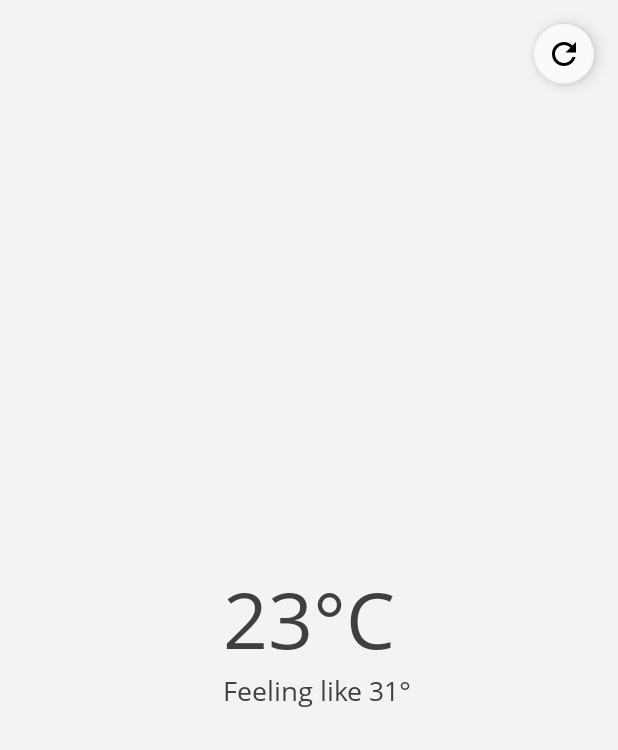
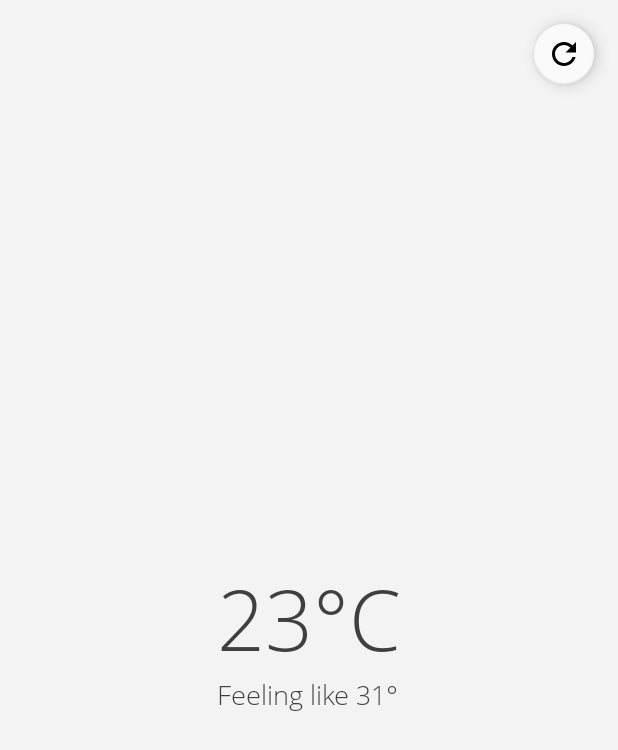
Before and after one commit to powilliam/SimpleWeatherApp, an Android app: the layout activity_main.xml on its own in the app's theme, with its tools: preview values and no code run, on a phone screen of 412 x 824 dp. Shown: the top 750 px of the screen. Run offline under Robolectric (Android 15) with nearby library versions, the phone set to English and light mode, and no system bars.

Commit message:
Changing theme properties and strings

```diff
--- a/app/src/main/java/com/powilliam/simpleweatherapp/MainActivity.kt
+++ b/app/src/main/java/com/powilliam/simpleweatherapp/MainActivity.kt
@@ -80,7 +80,7 @@ class MainActivity : AppCompatActivity() {
         when {
             !hasInternetConnection() -> {
                 Snackbar.make(binding.coordinatorLayout,
-                        R.string.weather_service_unavailable, Snackbar.LENGTH_LONG)
+                        R.string.internet_unavailable, Snackbar.LENGTH_LONG)
                         .show()
             }
             !hasLocationProvidersEnabled() -> {
--- a/app/src/main/res/values/strings.xml
+++ b/app/src/main/res/values/strings.xml
@@ -6,6 +6,6 @@
     <string name="permission_alert_positive_button">Grant it</string>
     <string name="temperature">%s°C</string>
     <string name="thermal_sensation">Feeling like %s°</string>
-    <string name="weather_service_unavailable">Check if you have an internet connection</string>
+    <string name="internet_unavailable">Check if you have an internet connection</string>
     <string name="location_service_unavailable">Check if your GPS is enabled</string>
 </resources>
--- a/app/src/main/res/values/themes.xml
+++ b/app/src/main/res/values/themes.xml
@@ -1,6 +1,9 @@
 <resources xmlns:tools="http://schemas.android.com/tools">
     <!-- Base application theme. -->
     <style name="Theme.SimpleWeatherApp" parent="Theme.MaterialComponents.Light.NoActionBar">
+        <!-- Primary Color. -->
+        <item name="colorPrimary">@color/backgroundColor</item>
+        <item name="colorOnPrimary">@color/onBackgroundColor</item>
         <!-- Status bar color. -->
         <item name="android:statusBarColor">@color/backgroundColor</item>
         <item name="android:windowLightStatusBar">true</item>
@@ -8,16 +11,36 @@
         <item name="android:colorBackground">@color/backgroundColor</item>
         <item name="android:navigationBarColor">@color/backgroundColor</item>
         <item name="android:windowLightNavigationBar" tools:targetApi="o_mr1">true</item>
+        <item name="materialAlertDialogTheme">
+            @style/ThemeOverlay.SimpleWeatherApp.MaterialAlertDialog
+        </item>
     </style>
 
     <style name="Theme.SimpleWeatherApp.FloatingActionButton"
         parent="Widget.MaterialComponents.FloatingActionButton">
         <item name="backgroundTint">@color/surfaceColor</item>
         <item name="iconTint">@color/onSurfaceColor</item>
-        <item name="iconPadding">12sp</item>
         <item name="android:textAppearance">
             @style/TextAppearance.SimpleWeatherApp.FloatingActionButton
         </item>
+    </style>
+
+    <style name="ThemeOverlay.SimpleWeatherApp.MaterialAlertDialog"
+        parent="ThemeOverlay.MaterialComponents.Dialog.Alert">
+        <item name="buttonBarPositiveButtonStyle">
+            @style/Widget.SimpleWeatherApp.Button
+        </item>
+    </style>
+
+    <style name="Widget.SimpleWeatherApp.Button"
+        parent="Widget.MaterialComponents.Button.TextButton.Dialog">
+        <item name="materialThemeOverlay">
+            @style/ThemeOverlay.SimpleWeatherApp.Button.TextButton
+        </item>
+    </style>
+
+    <style name="ThemeOverlay.SimpleWeatherApp.Button.TextButton" parent="">
+        <item name="colorPrimary">@color/onBackgroundColor</item>
     </style>
 
     <style name="TextAppearance.SimpleWeatherApp.FloatingActionButton" parent="">
@@ -27,13 +50,13 @@
     </style>
 
     <style name="TextAppearance.SimpleWeatherApp.TemperatureStyle" parent="">
-        <item name="fontFamily">@font/open_sans</item>
-        <item name="android:textSize">52sp</item>
+        <item name="fontFamily">@font/open_sans_light</item>
+        <item name="android:textSize">56sp</item>
         <item name="android:textColor">@color/onBackgroundColor</item>
     </style>
 
     <style name="TextAppearance.SimpleWeatherApp.ThermalSensationStyle" parent="">
-        <item name="fontFamily">@font/open_sans</item>
+        <item name="fontFamily">@font/open_sans_light</item>
         <item name="android:textSize">18sp</item>
         <item name="android:textColor">@color/onBackgroundColor</item>
     </style>
```
Also changed, not shown: app/src/main/res/font/open_sans_light.ttf (added).
